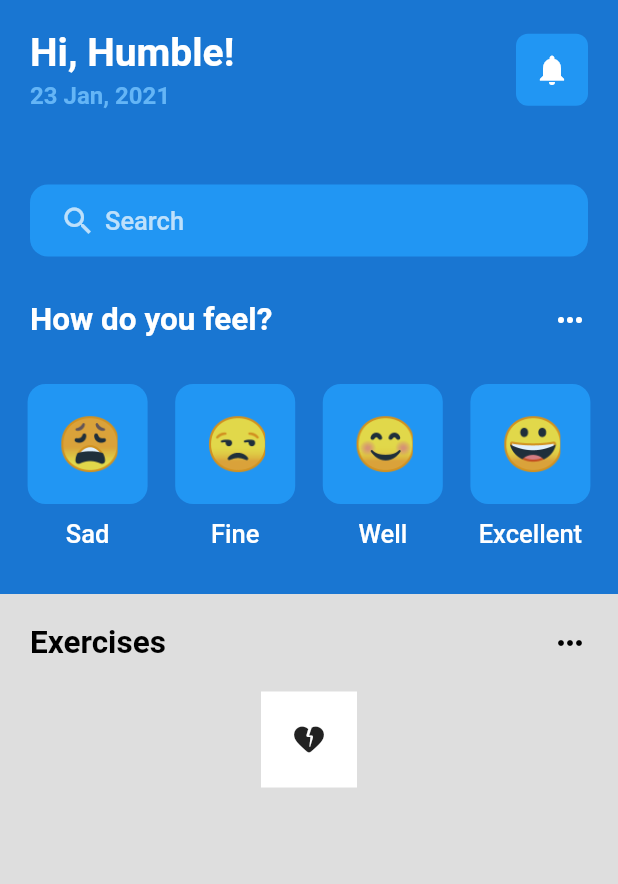
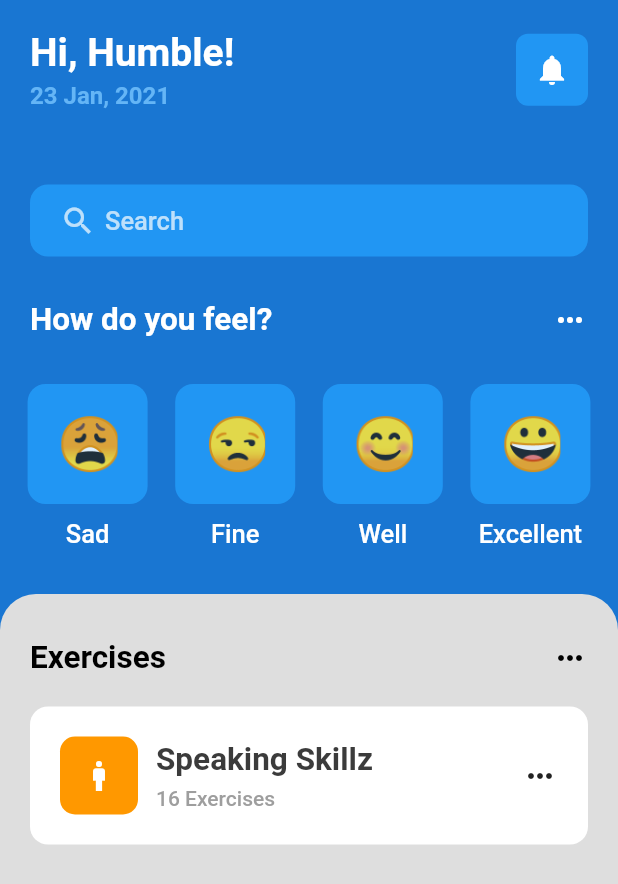
Before and after one commit to HumbleGh/eatsy, a Flutter app: the screen it shows after launch, after a tap on "Log in", on a phone screen of 412 x 824 dp. Shown: the top 884 px of the screen. Run offline on Flutter 3.47's test engine with Material 2 defaults, Android fonts, the phone set to English and light mode, and no system bars; our stand-ins replace gap, get.

Commit message:
Card Tile Created

```diff
--- a/lib/screens/welcome_screen.dart
+++ b/lib/screens/welcome_screen.dart
@@ -102,9 +102,11 @@ class _WelcomeScreenState extends State<WelcomeScreen> {
               Gap(AppLayout.getHeight(30)),
               Expanded(
                 child: Container(
-                    padding: EdgeInsets.symmetric(
-                        horizontal: AppLayout.getHeight(0), vertical: 20),
+                  padding:
+                      EdgeInsets.symmetric(vertical: AppLayout.getHeight(30)),
                   decoration: const BoxDecoration(
+                      borderRadius:
+                          BorderRadius.vertical(top: Radius.circular(24)),
                       color: Color.fromARGB(255, 222, 222, 222)),
                   child: Column(
                     children: [
@@ -114,14 +116,59 @@ class _WelcomeScreenState extends State<WelcomeScreen> {
                       ),
                       Gap(AppLayout.getHeight(20)),
                       Container(
+                        margin: EdgeInsets.symmetric(
+                            horizontal: AppLayout.getHeight(20)),
                         padding: EdgeInsets.symmetric(
                             horizontal: AppLayout.getHeight(20),
                             vertical: AppLayout.getHeight(20)),
-                          decoration: const BoxDecoration(color: Colors.white),
-                          child: const Icon(Icons.heart_broken_rounded),
+                        decoration: BoxDecoration(
+                            color: Colors.white,
+                            borderRadius: BorderRadius.circular(12)),
+                        child: Row(
+                          mainAxisAlignment: MainAxisAlignment.spaceBetween,
+                          children: [
+                            // ignore: avoid_unnecessary_containers
+                            Container(
+                              child: Row(
+                                children: [
+                                  Container(
+                                    padding:
+                                        EdgeInsets.all(AppLayout.getHeight(14)),
+                                    decoration: BoxDecoration(
+                                        color: Colors.orange,
+                                        borderRadius: BorderRadius.circular(
+                                            AppLayout.getHeight(10))),
+                                    child: const Icon(
+                                      Icons.man,
+                                      color: Colors.white,
+                                    ),
+                                  ),
+                                  Gap(AppLayout.getHeight(12)),
+                                  Column(
+                                    crossAxisAlignment:
+                                        CrossAxisAlignment.start,
+                                    children: [
+                                      Text(
+                                        'Speaking Skillz',
+                                        style: Styles.headLineStyle2,
+                                      ),
+                                      Gap(AppLayout.getHeight(5)),
+                                      Text(
+                                        '16 Exercises',
+                                        style: Styles.headLineStyle4,
                                       ),
                                     ],
-                    )),
+                                  )
+                                ],
+                              ),
+                            ),
+                            const Icon(Icons.more_horiz)
+                          ],
+                        ),
+                      ),
+                    ],
+                  ),
+                ),
               ),
             ],
           )),
```
Also changed, not shown: 1 other file. Lines whose indentation alone changed are shown as unchanged.
